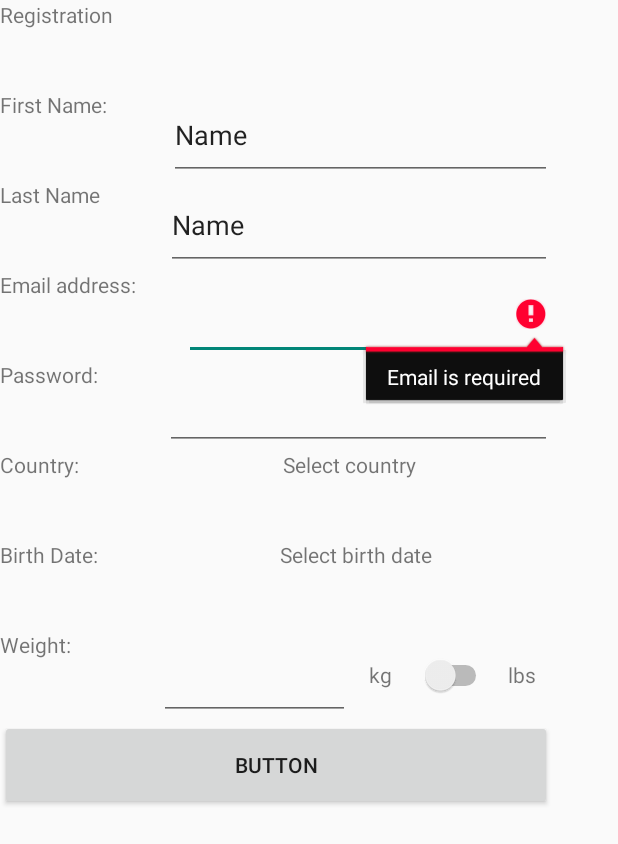
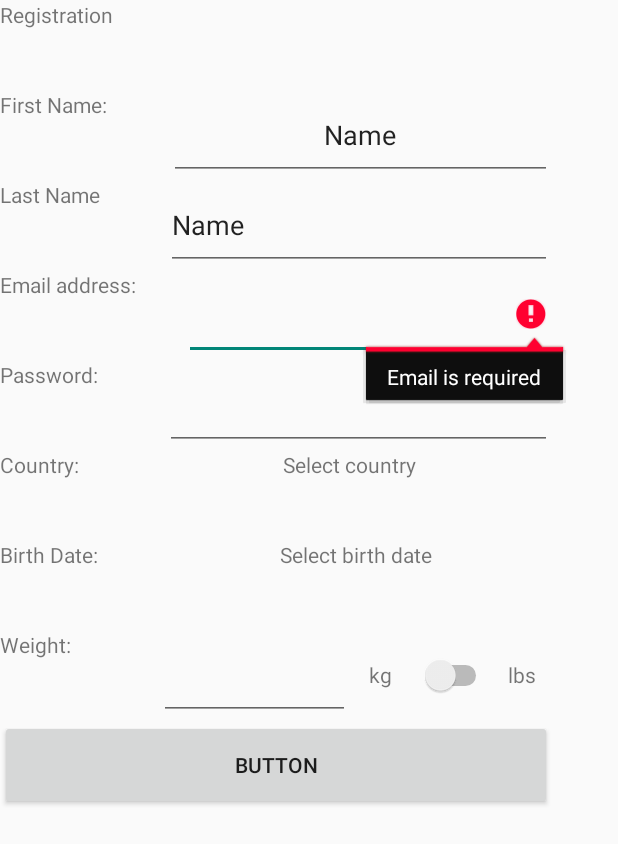
Before and after one commit to AP-Elektronica-ICT/IP18-SleepQuality01, an Android app: the register screen opened directly, with no data from a screen before it, after a tap on "BUTTON", on a phone screen of 412 x 824 dp. Shown: the top 844 px of the screen. Run offline under Robolectric (Android 15) with nearby library versions, the phone set to English and light mode, and no system bars; our stand-ins replace Firebase (no records; nobody signed in at launch, a user with empty details on screens opened directly); libraries missing offline, so code that uses them is left out: com.mukesh.countrypicker.

```diff
--- a/Android/app/build.gradle
+++ b/Android/app/build.gradle
@@ -25,6 +25,7 @@ dependencies {
     implementation 'com.android.support.constraint:constraint-layout:1.0.2'
     implementation 'com.github.PhilJay:MPAndroidChart:v3.0.3'
     implementation 'com.google.firebase:firebase-auth:11.0.4'
+    implementation 'com.google.firebase:firebase-database:11.0.4'
     testImplementation 'junit:junit:4.12'
     androidTestImplementation 'com.android.support.test:runner:1.0.1'
     androidTestImplementation 'com.android.support.test.espresso:espresso-core:3.0.1'
@@ -35,4 +36,5 @@ dependencies {
 
 
 
+
 apply plugin: 'com.google.gms.google-services'
--- a/Android/app/src/main/java/be/eaict/sleepqualitymeter/register.java
+++ b/Android/app/src/main/java/be/eaict/sleepqualitymeter/register.java
@@ -15,6 +15,7 @@ import android.support.v7.app.AppCompatActivity;
 import android.util.Log;
 import android.util.Patterns;
 import android.view.View;
+import android.webkit.ConsoleMessage;
 import android.widget.Button;
 import android.widget.DatePicker;
 import android.widget.EditText;
@@ -28,6 +29,8 @@ import com.google.android.gms.tasks.Task;
 import com.google.firebase.auth.AuthResult;
 import com.google.firebase.auth.FirebaseAuth;
 import com.google.firebase.auth.FirebaseAuthUserCollisionException;
+import com.google.firebase.database.DatabaseReference;
+import com.google.firebase.database.FirebaseDatabase;
 import com.mukesh.countrypicker.CountryPicker;
 import com.mukesh.countrypicker.CountryPickerListener;
 import android.app.DatePickerDialog;
@@ -46,35 +49,44 @@ public class register extends AppCompatActivity implements DatePickerDialog.OnDa
     String country;
     TextView selectedCountry;
     CountryPicker picker;
-    EditText editEmail, editPass, editName, editWeight;
+    EditText editEmail, editPass, editFirstName, editLastName, editWeight;
     TextView ageSelector;
     Integer weight;
+    String birthdate;
     //FireBase
     FirebaseAuth mAuth;
-    //Database code??
+    DatabaseReference userDB;
+    String userid;
+
+
     @Override
     protected void onCreate(Bundle savedInstanceState) {
         super.onCreate(savedInstanceState);
         setContentView(R.layout.activity_register);
         TextView txtFirstName = findViewById(R.id.regTxtFirstName);
         TextView txtLastName = findViewById(R.id.regTxtLastName);
-        EditText editFirstName = findViewById(R.id.regEditFirstName);
-        EditText editLastName = findViewById(R.id.regEditLastName);
         TextView title = findViewById(R.id.regTxtTitle);
         TextView txtemail = findViewById(R.id.regTxtEmail);
         TextView txtpass = findViewById(R.id.regTxtPass);
+        TextView txtCountry = findViewById(R.id.regTxtCountry);
+        TextView txtAge = findViewById(R.id.regTxtAge);
+        TextView txtWeight = findViewById(R.id.regTxtWeight);
+
+        editFirstName = findViewById(R.id.regEditFirstName);
+        editLastName = findViewById(R.id.regEditLastName);
         editEmail = findViewById(R.id.regEditEmail);
         editPass = findViewById(R.id.regEditPass);
-        TextView txtCountry = findViewById(R.id.regTxtCountry);
-        TextView txtAge = findViewById(R.id.regTxtAge);
         selectedCountry = findViewById(R.id.regTxtSelectedCountry);
         ageSelector = findViewById(R.id.regTxtAgeSelector);
-        TextView txtWeight = findViewById(R.id.regTxtWeight);
+        editWeight = findViewById(R.id.regEditWeight);
+
         Button register = findViewById(R.id.regBtnRegister);
         final Switch regswitch = findViewById(R.id.regSwitch);
-        editWeight = findViewById(R.id.regEditWeight);
         country = "Select country";
+
         mAuth = FirebaseAuth.getInstance();
+        userDB = FirebaseDatabase.getInstance().getReference("User");
+
         selectedCountry.setText(country);
         title.setText("Registration");
         txtemail.setText("Email address:");
@@ -111,6 +123,11 @@ public class register extends AppCompatActivity implements DatePickerDialog.OnDa
             @Override
             public void onClick(View view) {
                 String value = editWeight.getText().toString();
+
+                if(value.isEmpty()){
+                    value = "0";
+                }
+
                 int finalvalue = Integer.parseInt(value);
                 if(regswitch.isChecked()) {
                     Double lbstokg = finalvalue *  0.45359237;
@@ -126,8 +143,22 @@ public class register extends AppCompatActivity implements DatePickerDialog.OnDa
     }
 
     private void RegisterUser(){
-        final String email = editEmail.getText().toString().trim();
+        String firstname = editFirstName.getText().toString().trim();
+        String lastname = editLastName.getText().toString().trim();
+        String email = editEmail.getText().toString().trim();
         String password = editPass.getText().toString().trim();
+
+        if(firstname.isEmpty()){
+            editFirstName.setError("First Name is required");
+            editFirstName.requestFocus();
+            return;
+        }
+
+        if(lastname.isEmpty()){
+            editLastName.setError("Last Name is required");
+            editLastName.requestFocus();
+            return;
+        }
 
         if(email.isEmpty()){
             editEmail.setError("Email is required");
@@ -152,6 +183,30 @@ public class register extends AppCompatActivity implements DatePickerDialog.OnDa
             return;
         }
 
+        if(country.isEmpty()){
+            selectedCountry.setError("Please select a country");
+            selectedCountry.requestFocus();
+            return;
+        }
+
+        if(birthdate.isEmpty()){
+            ageSelector.setError("Please choose a bithdate");
+            ageSelector.requestFocus();
+            return;
+        }
+
+        if(weight.equals(0)){
+            editWeight.setError("Weight is required");
+            editWeight.requestFocus();
+            return;
+        }
+
+        if(weight >= 200){
+            editWeight.setError("Please enter a valid weight");
+            editWeight.requestFocus();
+            return;
+        }
+
         //progressBar.setVisibility(View.VISIBLE);
 
         mAuth.createUserWithEmailAndPassword(email, password).addOnCompleteListener(new OnCompleteListener<AuthResult>() {
@@ -167,6 +222,12 @@ public class register extends AppCompatActivity implements DatePickerDialog.OnDa
                     editor.putString("email", editEmail.getText().toString());
                     editor.putString("pass", editPass.getText().toString());
                     editor.apply();
+
+                    userid = userDB.push().getKey();
+                    User user = new User(userid, editFirstName.getText().toString(), editLastName.getText().toString(), editEmail.getText().toString(), country, weight, birthdate);
+
+                    userDB.child(userid).setValue(user);
+
                     Intent intent = new Intent(getBaseContext(), login.class);
                     startActivity(intent);
                 }
@@ -192,8 +253,7 @@ public class register extends AppCompatActivity implements DatePickerDialog.OnDa
     }
     @Override
     public void onDateSet(DatePicker datePicker, int year, int month, int day) {
-        Calendar cal = new GregorianCalendar(year,month,day);
-        setDate(cal);
+        birthdate = day + "/" + month + "/" + year;
     }
     public static class DatePickerFragment extends DialogFragment {
         @Override
@@ -205,4 +265,4 @@ public class register extends AppCompatActivity implements DatePickerDialog.OnDa
             return new DatePickerDialog(getActivity(), R.style.DatePickerDialogTheme, (DatePickerDialog.OnDateSetListener) getActivity(), year, month, day);
         }
     }
-    }
+}
--- a/Android/app/src/main/res/layout/activity_register.xml
+++ b/Android/app/src/main/res/layout/activity_register.xml
@@ -1,11 +1,12 @@
 <?xml version="1.0" encoding="utf-8"?>
-<android.support.constraint.ConstraintLayout
+<LinearLayout
     xmlns:android="http://schemas.android.com/apk/res/android"
     xmlns:tools="http://schemas.android.com/tools"
     android:layout_width="match_parent"
-    android:layout_height="match_parent">
+    android:layout_height="match_parent"
     android:datePickerMode="spinner"
-    android:calendarViewShown="false"
+    android:calendarViewShown="false">
+
     <LinearLayout
         android:layout_width="368dp"
         android:layout_height="551dp"
@@ -44,6 +45,7 @@
                     android:layout_height="match_parent"
                     android:layout_weight="1"
                     android:ems="10"
+                    android:gravity="center"
                     android:inputType="textPersonName"
                     android:text="Name" />
             </LinearLayout>
@@ -213,4 +215,4 @@
         </LinearLayout>
 
     </LinearLayout>
-</android.support.constraint.ConstraintLayout>
+</LinearLayout>
--- a/Android/app/src/main/res/layout/activity_settings.xml
+++ b/Android/app/src/main/res/layout/activity_settings.xml
@@ -130,7 +130,7 @@
                 android:layout_height="match_parent"
                 android:layout_weight="1"
                 android:ems="10"
-                android:inputType="numberDecimal" />
+                android:inputType="number" />
         </LinearLayout>
 
         <LinearLayout
@@ -157,7 +157,8 @@
                 android:layout_width="wrap_content"
                 android:layout_height="match_parent"
                 android:layout_weight="1"
-                android:textAlignment="center" />
+                android:textAlignment="center"
+                android:textColorLink="@android:color/darker_gray" />
 
             <TextView
                 android:id="@+id/textView5"
```
Also changed, not shown: Android/app/src/main/java/be/eaict/sleepqualitymeter/User.java (added, +51 -0 lines), Android/app/src/main/java/be/eaict/sleepqualitymeter/settings.java (+21 -7 lines).
